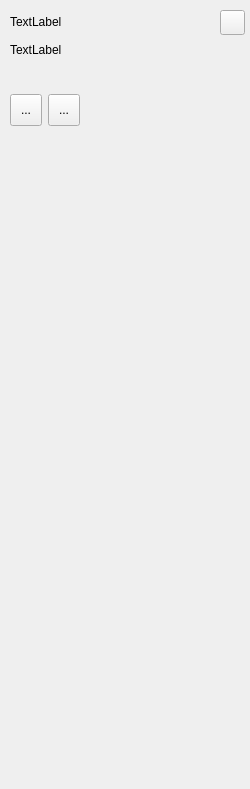
Before: the Qt Designer form client/editor/map_editor.ui in longturn/freeciv21, drawn with Qt 5.
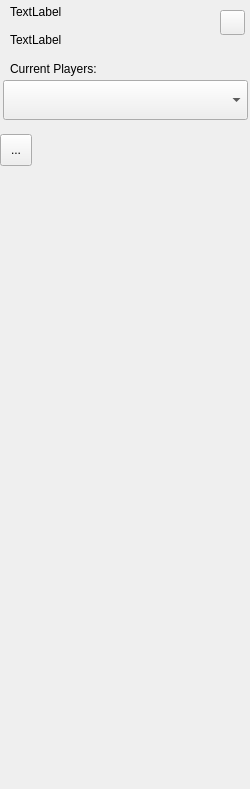
After: the same form once the commit is applied.

Commit message: Add tile tool and players combo

```diff
--- a/client/editor/map_editor.ui
+++ b/client/editor/map_editor.ui
@@ -23,7 +23,7 @@
    <property name="geometry">
     <rect>
      <x>10</x>
-     <y>10</y>
+     <y>0</y>
      <width>201</width>
      <height>51</height>
     </rect>
@@ -61,28 +61,15 @@
   <widget class="QWidget" name="gridLayoutWidget">
    <property name="geometry">
     <rect>
-     <x>10</x>
-     <y>70</y>
-     <width>231</width>
-     <height>80</height>
+     <x>0</x>
+     <y>130</y>
+     <width>251</width>
+     <height>41</height>
     </rect>
    </property>
    <layout class="QGridLayout" name="gridLayout">
-    <item row="0" column="1">
-     <widget class="QToolButton" name="tbut_edit_tile">
-      <property name="minimumSize">
-       <size>
-        <width>32</width>
-        <height>32</height>
-       </size>
-      </property>
-      <property name="text">
-       <string>...</string>
-      </property>
-     </widget>
-    </item>
     <item row="0" column="0">
-     <widget class="QToolButton" name="tbut_inspect_tile">
+     <widget class="QToolButton" name="tbut_edit_tile">
       <property name="minimumSize">
        <size>
         <width>32</width>
@@ -94,7 +81,7 @@
       </property>
      </widget>
     </item>
-    <item row="0" column="2">
+    <item row="0" column="1">
      <spacer name="horizontalSpacer">
       <property name="orientation">
        <enum>Qt::Horizontal</enum>
@@ -109,6 +96,65 @@
     </item>
    </layout>
   </widget>
+  <widget class="QWidget" name="verticalLayoutWidget_2">
+   <property name="geometry">
+    <rect>
+     <x>-1</x>
+     <y>180</y>
+     <width>251</width>
+     <height>591</height>
+    </rect>
+   </property>
+   <layout class="QVBoxLayout" name="vlayout_tools">
+    <property name="leftMargin">
+     <number>5</number>
+    </property>
+    <property name="topMargin">
+     <number>5</number>
+    </property>
+    <property name="rightMargin">
+     <number>5</number>
+    </property>
+    <property name="bottomMargin">
+     <number>5</number>
+    </property>
+   </layout>
+  </widget>
+  <widget class="QComboBox" name="combo_players">
+   <property name="geometry">
+    <rect>
+     <x>3</x>
+     <y>80</y>
+     <width>245</width>
+     <height>40</height>
+    </rect>
+   </property>
+   <property name="insertPolicy">
+    <enum>QComboBox::InsertAlphabetically</enum>
+   </property>
+   <property name="iconSize">
+    <size>
+     <width>32</width>
+     <height>32</height>
+    </size>
+   </property>
+   <property name="modelColumn">
+    <number>0</number>
+   </property>
+  </widget>
+  <widget class="QLabel" name="label_players">
+   <property name="geometry">
+    <rect>
+     <x>10</x>
+     <y>60</y>
+     <width>141</width>
+     <height>18</height>
+    </rect>
+   </property>
+   <property name="text">
+    <string>Current Players:</string>
+   </property>
+  </widget>
  </widget>
  <resources/>
  <connections/>
```
Left out of the diff: 2 changed lines with no effect on the pictures. The commit also changes 2 other files.
